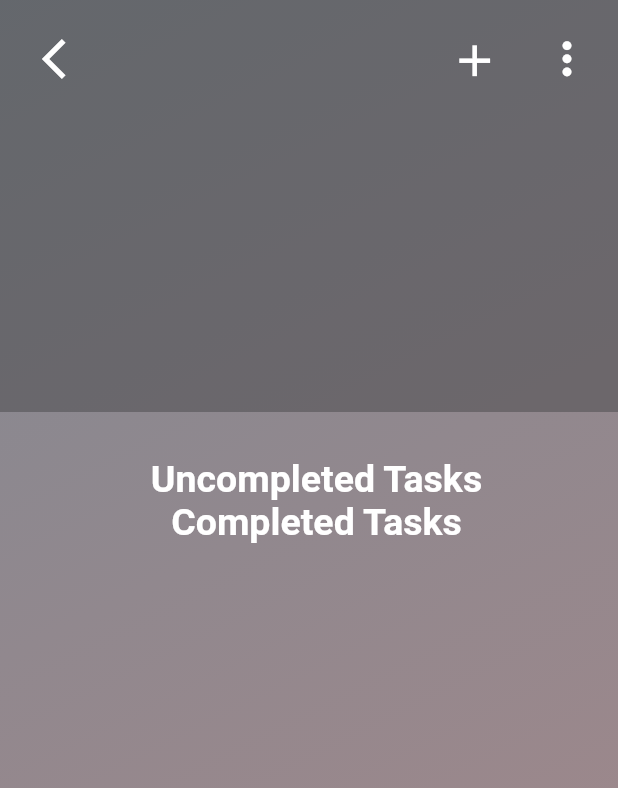
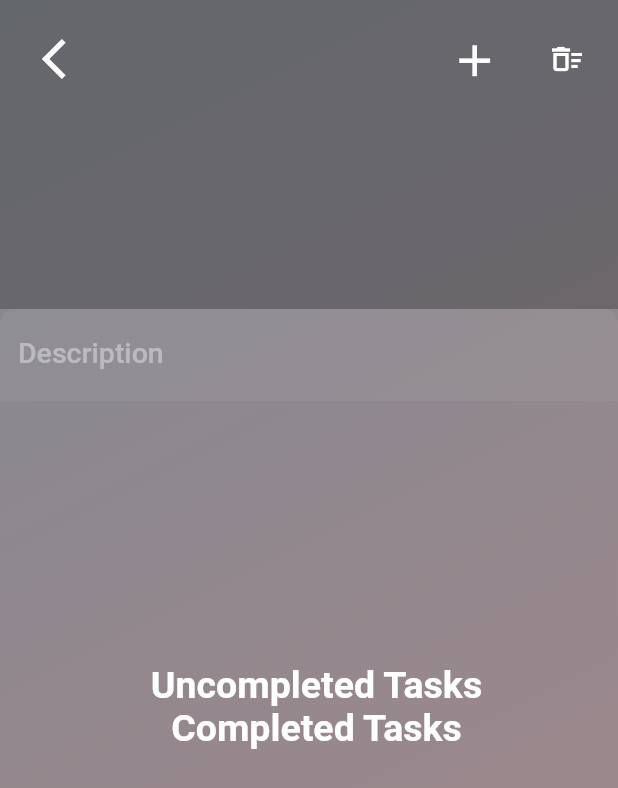
Before and after one commit to nathan-young1/idealog, a Flutter app: the IdeaDetail screen opened directly with empty values, on a phone screen of 412 x 824 dp. Shown: the top 788 px of the screen. Run offline on Flutter 3.47's test engine with Material 2 defaults, Android fonts, the phone set to English and light mode, and no system bars; our stand-ins replace firebase_auth, firebase_core, flutter_screenutil, font_awesome_flutter, google_nav_bar, google_sign_in and 3 more; accounts and stored records are empty.

Commit message:
sunday morning

```diff
--- a/lib/idea/ideaDetails/ui/ideaDetails.dart
+++ b/lib/idea/ideaDetails/ui/ideaDetails.dart
@@ -1,14 +1,20 @@
 import 'dart:ui';
+import 'package:idealog/customDecoration/inputDecoration.dart';
 import 'package:idealog/global/extension.dart';
 import 'package:flutter/material.dart';
 import 'package:idealog/core-models/ideasModel.dart';
 import 'package:idealog/customDecoration/boxDecoration.dart';
 import 'package:idealog/customDecoration/colors.dart';
+import 'package:idealog/idea/ui/addToExisting.dart';
 import 'package:idealog/sqlite-db/sqlite.dart';
 
 class IdeaDetail extends StatelessWidget {
   final Idea detail;
-  IdeaDetail({required this.detail});
+  TextEditingController? description;
+  IdeaDetail({required this.detail}){
+    description = TextEditingController(text: detail.moreDetails);
+  }
+
   @override
   Widget build(BuildContext context) {
     return SafeArea(
@@ -25,7 +31,7 @@ class IdeaDetail extends StatelessWidget {
                    padding: EdgeInsets.only(top: 15,left: 20,right: 10),
                    child: Column(
                      children: [
-                       _IdeaDetailTab(uniqueId: detail.uniqueId),
+                       _IdeaDetailTab(detail: detail),
                        Expanded(child: Padding(
                          padding: EdgeInsets.only(left: 15,right: 15),
                          child: Center(
@@ -35,6 +41,15 @@ class IdeaDetail extends StatelessWidget {
                    ),
                  ),
                ),
+               Expanded(
+                 flex: 1,
+                 child: TextField(
+                   controller: description,
+                   enabled: false,
+                   decoration: underlineAndFilled.copyWith(
+                     labelText: 'Description'
+                   ),
+                 )),
                Expanded(
                  flex: 2,
                  child: ListView(
@@ -82,10 +97,10 @@ class _TasksList extends StatelessWidget {
 }
 
 class _IdeaDetailTab extends StatelessWidget {
-  final int uniqueId;
+  final Idea detail;
   const _IdeaDetailTab({
     Key? key,
-    required this.uniqueId
+    required this.detail
   }) : super(key: key);
 
   @override
@@ -98,29 +113,14 @@ class _IdeaDetailTab extends StatelessWidget {
      onPressed: ()=>Navigator.pop(context)),
      Row(
        children: [
-         IconButton(icon: Icon(Icons.add,size: 35), onPressed: (){}),
+         IconButton(icon: Icon(Icons.add,size: 35), onPressed: (){
+           Navigator.of(context).push(MaterialPageRoute(builder: (context)=>AddToExistingIdea(idea: detail)));
+         }),
          SizedBox(width: 15),
-         PopupMenuButton<int>(
-           iconSize: 35,
-           padding: EdgeInsets.zero,
-           onSelected: (_) async{
-             await Sqlite.deleteFromDB(uniqueId: '$uniqueId');
+         IconButton(icon: Icon(Icons.delete_sweep_outlined),onPressed: ()async{
+             await Sqlite.deleteFromDB(uniqueId: '${detail.uniqueId}');
              Navigator.pop(context);
-             },
-           itemBuilder: (BuildContext context) => <PopupMenuEntry<int>>[
-           PopupMenuItem<int>(
-             value: 0,
-             child:  Container(
-               child: Row(
-                 children: [
-                 Icon(Icons.delete_sweep,size: 30),
-                 SizedBox(width: 10),
-                 Text('Delete',style: TextStyle(fontSize: 18))
-               ],),
-             ),
-           )],
-           shape: RoundedRectangleBorder(borderRadius: BorderRadius.circular(15)),
-         )
+             })
       ],
     )
              ],
--- a/lib/main.dart
+++ b/lib/main.dart
@@ -3,6 +3,7 @@ import 'package:flutter_screenutil/flutter_screenutil.dart';
 import 'package:flutter_screenutil/screen_util.dart';
 import 'package:idealog/application-menu/menuPageView.dart';
 import 'package:idealog/application-ui/splashScreen.dart';
+import 'package:idealog/idea/ui/addToExisting.dart';
 import 'auth/ui/authUi.dart';
 import 'idea/ui/newIdea.dart';
 
```
Also changed, not shown: lib/customWidget/ideaCard.dart (+35 -2 lines), lib/idea/ui/addToExisting.dart (+52 -0 lines).
